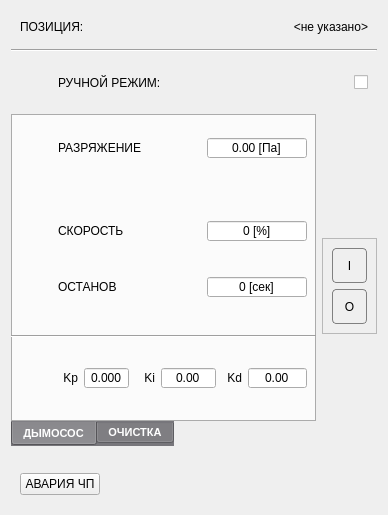
This is ui/EXHAUSER.ui in vlinnik/ETALON-250716 as Qt 5 draws it before an edit. The edited form follows.
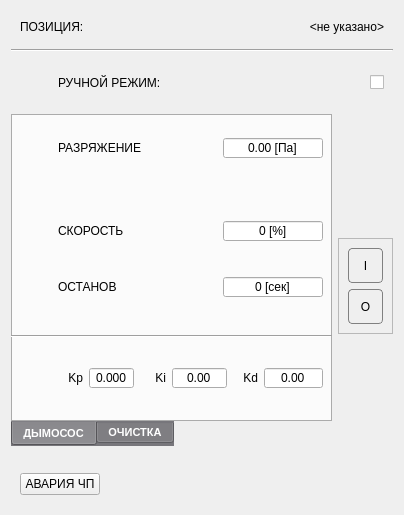
This is the edited form. Icons and pictures are not drawn.

Patch:
```diff
--- a/ui/EXHAUSER.ui
+++ b/ui/EXHAUSER.ui
@@ -9,7 +9,7 @@
    <rect>
     <x>0</x>
     <y>0</y>
-    <width>388</width>
+    <width>404</width>
     <height>504</height>
    </rect>
   </property>
@@ -220,10 +220,10 @@
              <string> [Па]</string>
             </property>
             <property name="minimum">
-             <double>-2000.000000000000000</double>
+             <double>-5000.000000000000000</double>
             </property>
             <property name="maximum">
-             <double>2000.000000000000000</double>
+             <double>5000.000000000000000</double>
             </property>
            </widget>
           </item>
```
Left out of the diff: 4 changed lines with no effect on the pictures.
